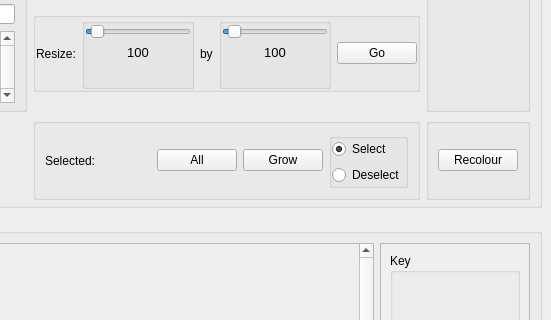
Before: the Qt Designer form GUI/Main.ui in hratcliffe/PixelChart, drawn with Qt 5; both pictures show x 471 to 1022 and y 84 to 404 of the 1022 by 755 pixel window.
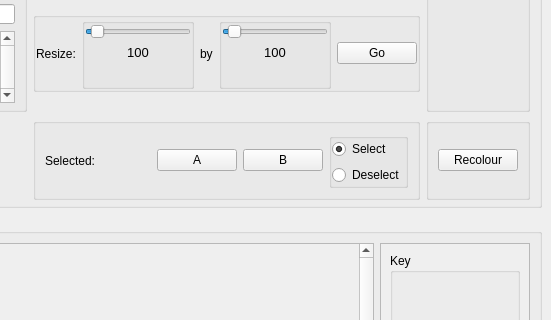
After: the same form once the commit is applied.

Commit message: Add exclusive/inclusive select logics

Patch:
```diff
--- a/GUI/Main.ui
+++ b/GUI/Main.ui
@@ -760,7 +760,7 @@
              <string>Select all pixels of this colour/deselect all</string>
             </property>
             <property name="text">
-             <string>All</string>
+             <string>A</string>
             </property>
            </widget>
           </item>
@@ -770,7 +770,7 @@
              <string>Grow selection by 1 pixel</string>
             </property>
             <property name="text">
-             <string>Grow</string>
+             <string>B</string>
             </property>
            </widget>
           </item>
```
Left out of the diff: 8 changed lines with no effect on the pictures. The commit also changes 1 other file.
